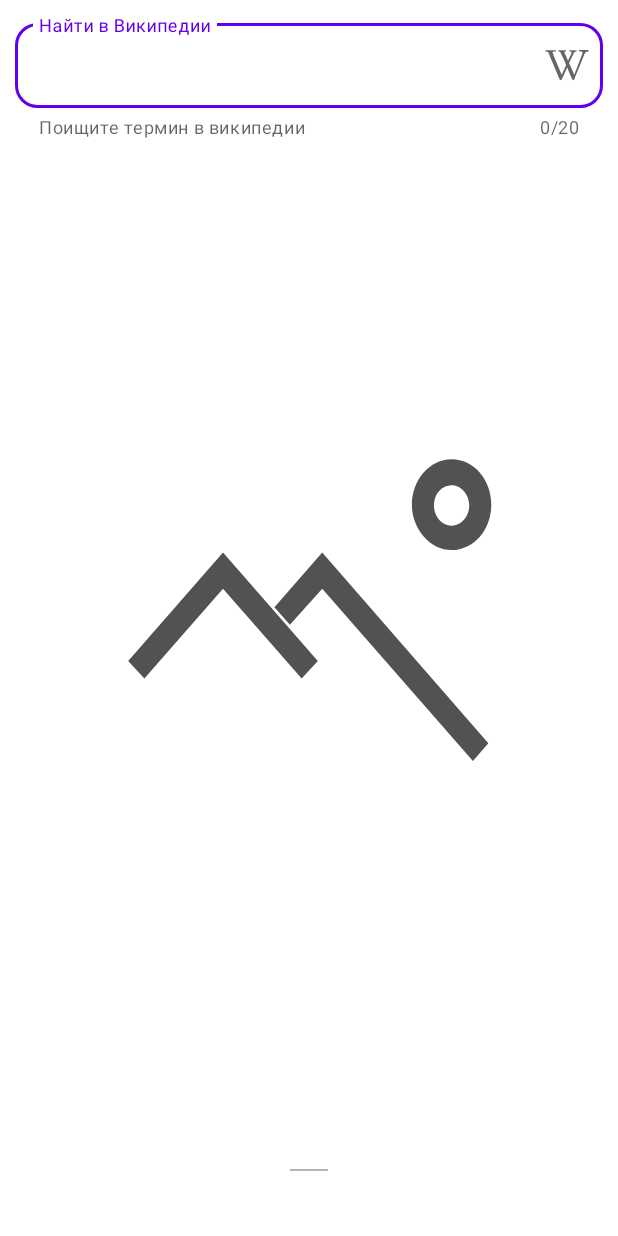
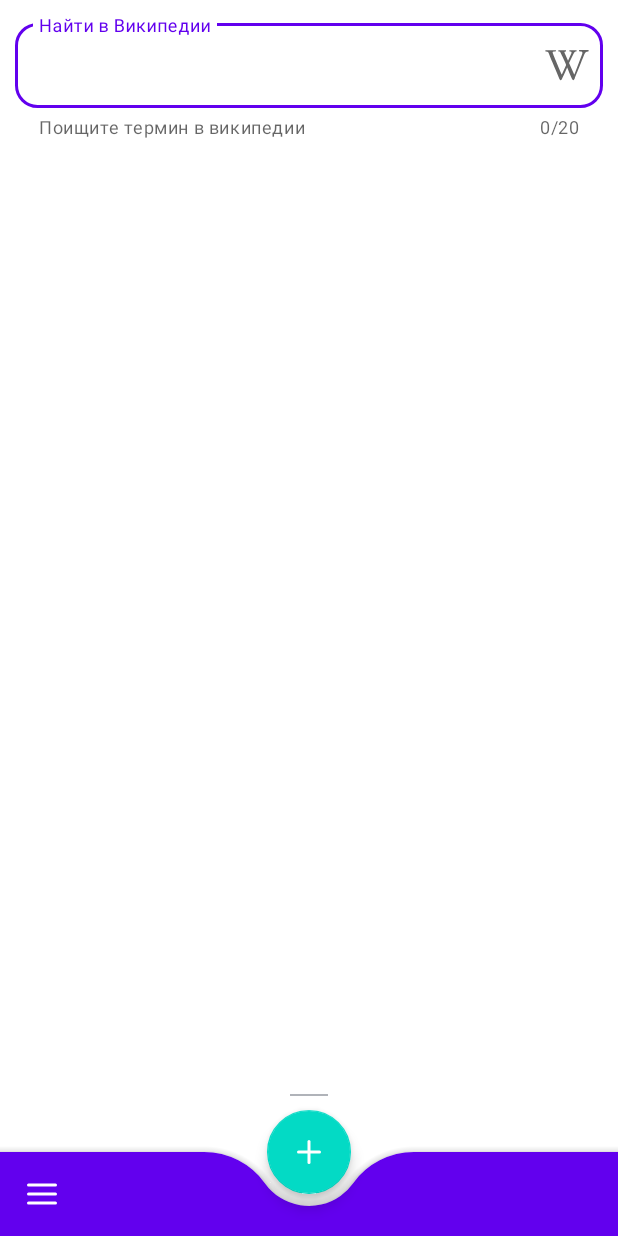
Before and after one commit to Oduvan58/PicturesEveryDay, an Android app: the layout fragment_main_picture.xml on its own in the app's theme, with its tools: preview values and no code run, on a phone screen of 412 x 824 dp. Run offline under Robolectric (Android 15) with nearby library versions, the phone set to English and light mode, and no system bars.

Commit message:
Add implementation of bottom navigation

```diff
--- a/app/src/main/java/by/geekbrains/pictureseveryday/view/main/EquilateralImageView.kt
+++ b/app/src/main/java/by/geekbrains/pictureseveryday/view/main/EquilateralImageView.kt
@@ -7,7 +7,7 @@
 class EquilateralImageView @JvmOverloads constructor(
     context: Context,
     attrs: AttributeSet? = null,
-    defStyleAttr: Int = 0
+    defStyleAttr: Int = 0,
 ) : AppCompatImageView(context, attrs, defStyleAttr) {
 
     override fun onMeasure(widthMeasureSpec: Int, heightMeasureSpec: Int) {
--- a/app/src/main/res/layout/fragment_main_picture.xml
+++ b/app/src/main/res/layout/fragment_main_picture.xml
@@ -2,6 +2,10 @@
 <androidx.coordinatorlayout.widget.CoordinatorLayout xmlns:android="http://schemas.android.com/apk/res/android"
     xmlns:app="http://schemas.android.com/apk/res-auto"
     xmlns:tools="http://schemas.android.com/tools"
+    android:layout_width="match_parent"
+    android:layout_height="match_parent">
+
+    <androidx.core.widget.NestedScrollView
         android:layout_width="match_parent"
         android:layout_height="match_parent">
 
@@ -69,9 +73,32 @@
                     android:layout_height="wrap_content"
                     android:layout_gravity="center" />
             </FrameLayout>
-
         </androidx.constraintlayout.widget.ConstraintLayout>
+    </androidx.core.widget.NestedScrollView>
 
     <include layout="@layout/bottom_sheet_layout" />
 
+    <com.google.android.material.bottomappbar.BottomAppBar
+        android:id="@+id/bottom_app_bar"
+        android:layout_width="match_parent"
+        android:layout_height="wrap_content"
+        android:layout_gravity="bottom"
+        app:backgroundTint="@color/purple_500"
+        app:fabAlignmentMode="center"
+        app:fabCradleMargin="@dimen/cradle_margin_fab"
+        app:fabCradleRoundedCornerRadius="@dimen/cradle_rounded_corner_radius_fab"
+        app:hideOnScroll="true"
+        app:layout_scrollFlags="scroll|enterAlways"
+        app:navigationIcon="@drawable/ic_menu_bottom_bar" />
+
+    <com.google.android.material.floatingactionbutton.FloatingActionButton
+        android:id="@+id/main_fab"
+        android:layout_width="wrap_content"
+        android:layout_height="wrap_content"
+        android:backgroundTint="@color/teal_200"
+        app:layout_anchor="@id/bottom_app_bar"
+        app:srcCompat="@drawable/ic_baseline_add_24"
+        app:tint="@color/white"
+        tools:ignore="ContentDescription" />
+
 </androidx.coordinatorlayout.widget.CoordinatorLayout>
--- a/app/src/main/res/values-night/themes.xml
+++ b/app/src/main/res/values-night/themes.xml
@@ -1,6 +1,6 @@
 <resources xmlns:tools="http://schemas.android.com/tools">
     <!-- Base application theme. -->
-    <style name="Theme.PicturesEveryDay" parent="Theme.MaterialComponents.DayNight.DarkActionBar">
+    <style name="Theme.PicturesEveryDay" parent="Theme.MaterialComponents.DayNight.NoActionBar">
         <!-- Primary brand color. -->
         <item name="colorPrimary">@color/purple_200</item>
         <item name="colorPrimaryVariant">@color/purple_700</item>
--- a/app/src/main/res/values/dimens.xml
+++ b/app/src/main/res/values/dimens.xml
@@ -1,7 +1,7 @@
 <?xml version="1.0" encoding="utf-8"?>
 <resources>
     <dimen name="padding_main_picture_fragment">10dp</dimen>
-    <dimen name="behavior_peek_height_bottom_sheet">50dp</dimen>
+    <dimen name="behavior_peek_height_bottom_sheet">100dp</dimen>
     <dimen name="line_width_bottom_sheet">25dp</dimen>
     <dimen name="line_height_bottom_sheet">1dp</dimen>
     <dimen name="line_margin_top_bottom_sheet">5dp</dimen>
@@ -15,4 +15,7 @@
     <dimen name="padding_end_main_picture_fragment">10dp</dimen>
     <dimen name="corner_radius_text_input_edit_text">15dp</dimen>
     <dimen name="margin_top_text_input_layout">10dp</dimen>
+    <dimen name="cradle_margin_fab">8dp</dimen>
+    <dimen name="cradle_rounded_corner_radius_fab">50dp</dimen>
+    <dimen name="margin_bottom_navigation_layout">8dp</dimen>
 </resources>
--- a/app/src/main/res/values/strings.xml
+++ b/app/src/main/res/values/strings.xml
@@ -3,7 +3,9 @@
     <string name="photo_of_the_day_stub">Photo of the day</string>
     <string name="search_wiki">Найти в Википедии</string>
     <string name="wiki_helper_text">Поищите термин в википедии</string>
-    <string name="favourite">favourite</string>
-    <string name="settings">settings</string>
+    <string name="favourite">Favourite</string>
+    <string name="settings">Settings</string>
     <string name="search">Search</string>
+    <string name="screen_archive">Archive</string>
+    <string name="screen_send">Send</string>
 </resources>
--- a/app/src/main/res/values/themes.xml
+++ b/app/src/main/res/values/themes.xml
@@ -1,6 +1,6 @@
 <resources xmlns:tools="http://schemas.android.com/tools">
     <!-- Base application theme. -->
-    <style name="Theme.PicturesEveryDay" parent="Theme.MaterialComponents.DayNight.DarkActionBar">
+    <style name="Theme.PicturesEveryDay" parent="Theme.MaterialComponents.DayNight.NoActionBar">
         <!-- Primary brand color. -->
         <item name="colorPrimary">@color/purple_500</item>
         <item name="colorPrimaryVariant">@color/purple_700</item>
```
Also changed, not shown: app/src/main/java/by/geekbrains/pictureseveryday/view/main/BottomNavigationDrawerFragment.kt (added, +41 -0 lines), app/src/main/java/by/geekbrains/pictureseveryday/view/main/MainPictureFragment.kt (+54 -4 lines), app/src/main/res/drawable/ic_baseline_settings_24.xml (added, +10 -0 lines), app/src/main/res/drawable/ic_settings_menu.xml (deleted, +0 -10 lines), app/src/main/res/layout/bottom_navigation_layout.xml (added, +20 -0 lines), app/src/main/res/menu/menu_bottom_bar_screens.xml (added, +16 -0 lines), app/src/main/res/menu/menu_bottom_navigation.xml (added, +13 -0 lines), app/src/main/res/menu/menu_search_bottom_bar.xml (added, +10 -0 lines). Lines whose indentation alone changed are shown as unchanged.
